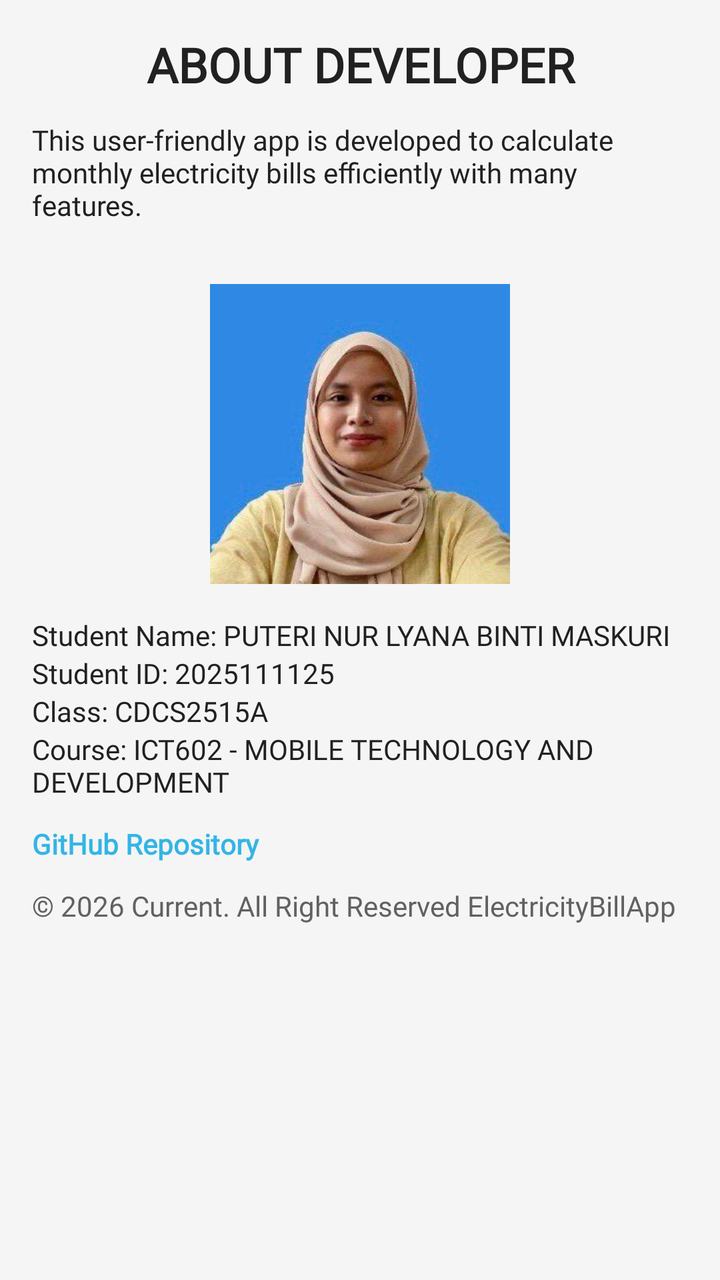
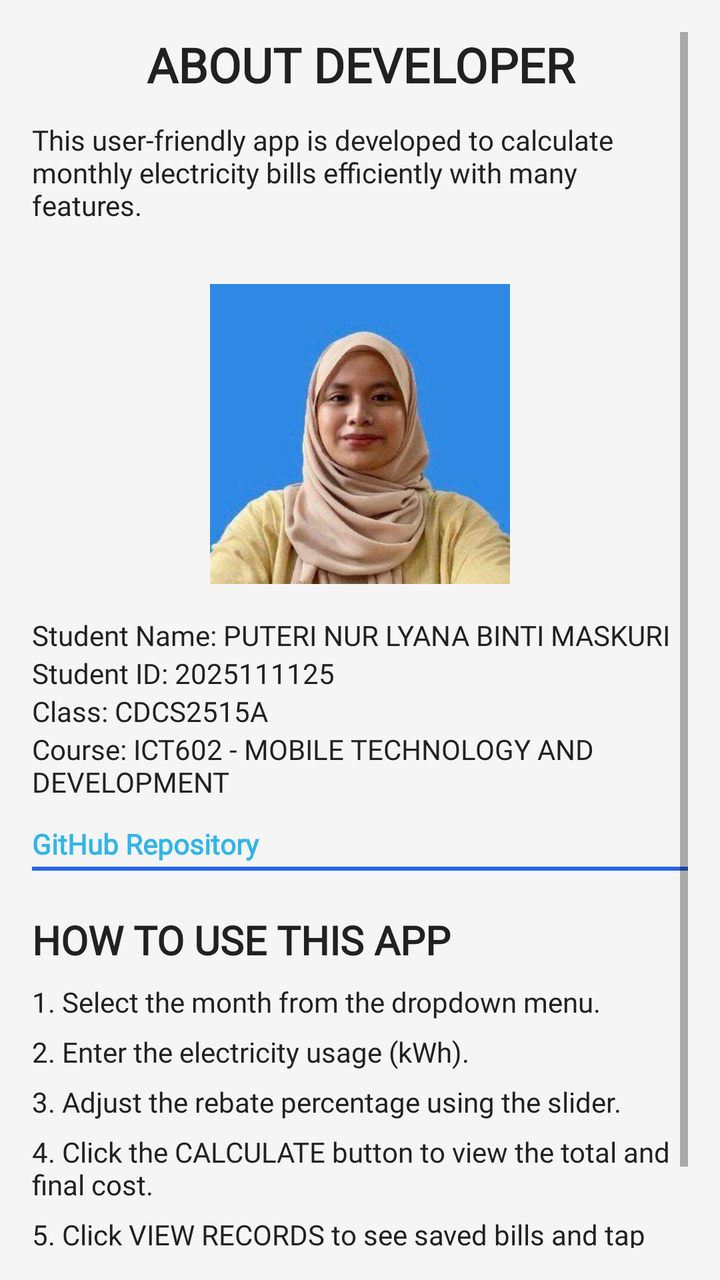

Screens rendered from an Android XML layout before and after an edit, with the pre-edit source and the edit as a unified diff.
<!-- AndroidManifest.xml: application theme Theme.ElectricityBillApp -->
<!-- res/layout/activity_about.xml -->
<?xml version="1.0" encoding="utf-8"?>
<ScrollView xmlns:android="http://schemas.android.com/apk/res/android"
    android:background="@color/background"
    android:layout_width="match_parent"
    android:layout_height="match_parent"
    android:padding="16dp">

    <LinearLayout
        android:orientation="vertical"
        android:layout_width="match_parent"
        android:layout_height="wrap_content">

        <TextView
            android:layout_width="match_parent"
            android:layout_height="wrap_content"
            android:layout_marginBottom="12dp"
            android:fontFamily="@font/poppins_regular"
            android:text="ABOUT DEVELOPER"
            android:textColor="@color/textPrimary"
            android:textSize="24sp"
            android:textStyle="bold"
            android:gravity="center"/>

        <TextView android:text="This user-friendly app is developed to calculate monthly electricity bills efficiently with many features."
            android:textColor="@color/textPrimary"
            android:layout_width="match_parent"
            android:layout_height="wrap_content"
            android:fontFamily="@font/poppins_regular" />

        <ImageView
            android:id="@+id/about_image"
            android:src="@drawable/profile"
            android:layout_width="150dp"
            android:layout_marginTop="30dp"
            android:layout_height="150dp"
            android:layout_gravity="center"
            android:scaleType="centerCrop"
            android:layout_marginBottom="16dp"
            android:contentDescription="About photo" />

        <TextView android:text="Student Name: PUTERI NUR LYANA BINTI MASKURI"
            android:textColor="@color/textPrimary"
            android:layout_width="match_parent"
            android:layout_height="wrap_content"
            android:fontFamily="@font/poppins_regular" />

        <TextView android:text="Student ID: 2025111125"
            android:textColor="@color/textPrimary"
            android:layout_width="match_parent"
            android:layout_height="wrap_content"
            android:fontFamily="@font/poppins_regular" />

        <TextView android:text="Class: CDCS2515A"
            android:textColor="@color/textPrimary"
            android:layout_width="match_parent"
            android:layout_height="wrap_content"
            android:fontFamily="@font/poppins_regular" />

        <TextView android:text="Course: ICT602 - MOBILE TECHNOLOGY AND DEVELOPMENT"
            android:textColor="@color/textPrimary"
            android:layout_width="match_parent"
            android:layout_height="wrap_content"
            android:fontFamily="@font/poppins_regular" />

        <TextView
            android:id="@+id/github_link"
            android:text="GitHub Repository"
            android:textColor="@android:color/holo_blue_light"
            android:textStyle="bold"
            android:layout_marginTop="12dp"
            android:layout_width="match_parent"
            android:layout_height="wrap_content"
            android:onClick="openGitHubLink"
            android:fontFamily="@font/poppins_regular" />

        <TextView android:text="© 2026 Current. All Right Reserved ElectricityBillApp"
            android:textColor="@color/textSecondary"
            android:layout_marginTop="12dp"
            android:layout_width="match_parent"
            android:layout_height="wrap_content"
            android:fontFamily="@font/poppins_regular" />

    </LinearLayout>
</ScrollView>
<!-- resources referenced by this layout -->
<resources>
  <color name="background">#F5F5F5</color>
  <color name="textPrimary">#212121</color>
  <color name="textSecondary">#616161</color>
  <!-- drawable profile: jpg bitmap (drawable, 16862 bytes) -->
  <style name="Theme.ElectricityBillApp" parent="Theme.MaterialComponents.DayNight.DarkActionBar">
          
          <item name="colorPrimary">@color/colorPrimary</item>
          <item name="colorPrimaryVariant">@color/colorPrimaryDark</item>
          <item name="colorSecondary">@color/colorAccent</item>
  
          
          <item name="colorOnPrimary">#FFFFFF</item>
          <item name="colorOnSecondary">#000000</item>
  
          
          <item name="android:windowBackground">@color/background</item>
          <item name="android:statusBarColor">@color/colorPrimaryDark</item>
  
          <item name="android:textColorHint">@color/hintColor</item>
  
      </style>
  <color name="colorPrimary">#1976D2</color>
  <color name="colorPrimaryDark">#004BA0</color>
  <color name="colorAccent">#FFC107</color>
  <color name="hintColor">#757575</color>
</resources>

<!-- the commit's change to res/layout/activity_about.xml (unified diff, before → after) -->
@@ -73,6 +73,70 @@
             android:onClick="openGitHubLink"
             android:fontFamily="@font/poppins_regular" />
 
+        <View
+            android:layout_width="match_parent"
+            android:layout_height="2dp"
+            android:background="#2563EB"
+            android:layout_marginTop="2dp"
+            android:layout_marginBottom="1dp"/>
+
+        
+        <TextView
+            android:layout_width="match_parent"
+            android:layout_height="wrap_content"
+            android:text="HOW TO USE THIS APP"
+            android:textSize="20sp"
+            android:textStyle="bold"
+            android:textColor="@color/textPrimary"
+            android:layout_marginTop="20dp"
+            android:layout_marginBottom="8dp"
+            android:fontFamily="@font/poppins_regular"/>
+
+        
+        <TextView
+            android:layout_width="match_parent"
+            android:layout_height="wrap_content"
+            android:text="1. Select the month from the dropdown menu."
+            android:textColor="@color/textPrimary"
+            android:layout_marginBottom="6dp"
+            android:fontFamily="@font/poppins_regular"/>
+
+        
+        <TextView
+            android:layout_width="match_parent"
+            android:layout_height="wrap_content"
+            android:text="2. Enter the electricity usage (kWh)."
+            android:textColor="@color/textPrimary"
+            android:layout_marginBottom="6dp"
+            android:fontFamily="@font/poppins_regular"/>
+
+        
+        <TextView
+            android:layout_width="match_parent"
+            android:layout_height="wrap_content"
+            android:text="3. Adjust the rebate percentage using the slider."
+            android:textColor="@color/textPrimary"
+            android:layout_marginBottom="6dp"
+            android:fontFamily="@font/poppins_regular"/>
+
+        
+        <TextView
+            android:layout_width="match_parent"
+            android:layout_height="wrap_content"
+            android:text="4. Click the CALCULATE button to view the total and final cost."
+            android:textColor="@color/textPrimary"
+            android:layout_marginBottom="6dp"
+            android:fontFamily="@font/poppins_regular"/>
+
+        
+        <TextView
+            android:layout_width="match_parent"
+            android:layout_height="wrap_content"
+            android:text="5. Click VIEW RECORDS to see saved bills and tap any item for details."
+            android:textColor="@color/textPrimary"
+            android:layout_marginBottom="12dp"
+            android:fontFamily="@font/poppins_regular"/>
+
         <TextView android:text="© 2026 Current. All Right Reserved ElectricityBillApp"
             android:textColor="@color/textSecondary"
             android:layout_marginTop="12dp"
